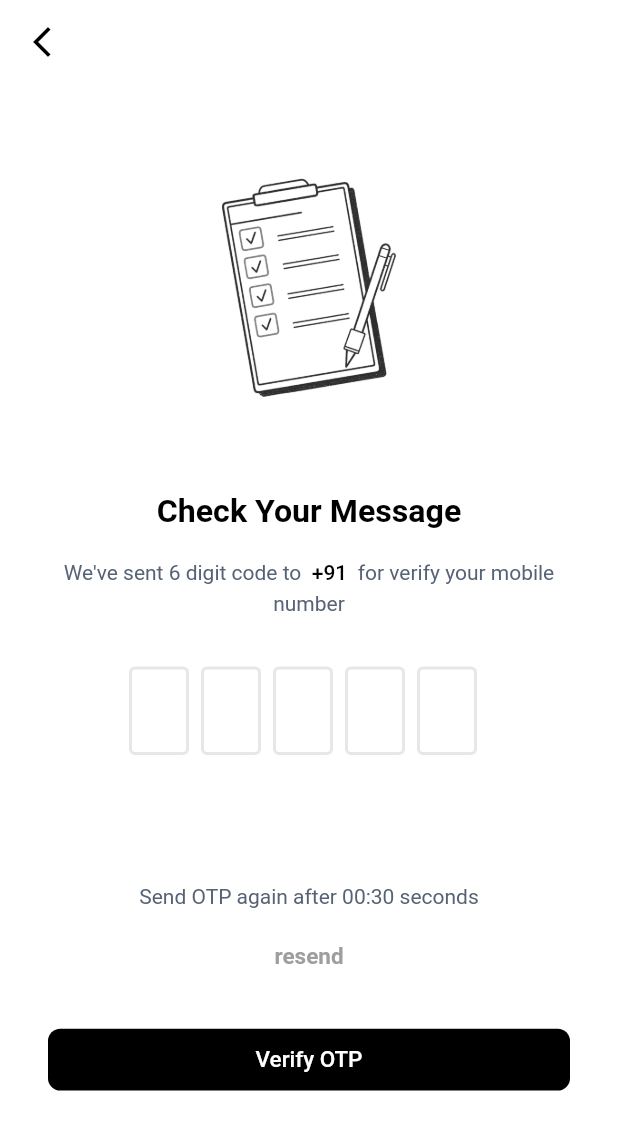
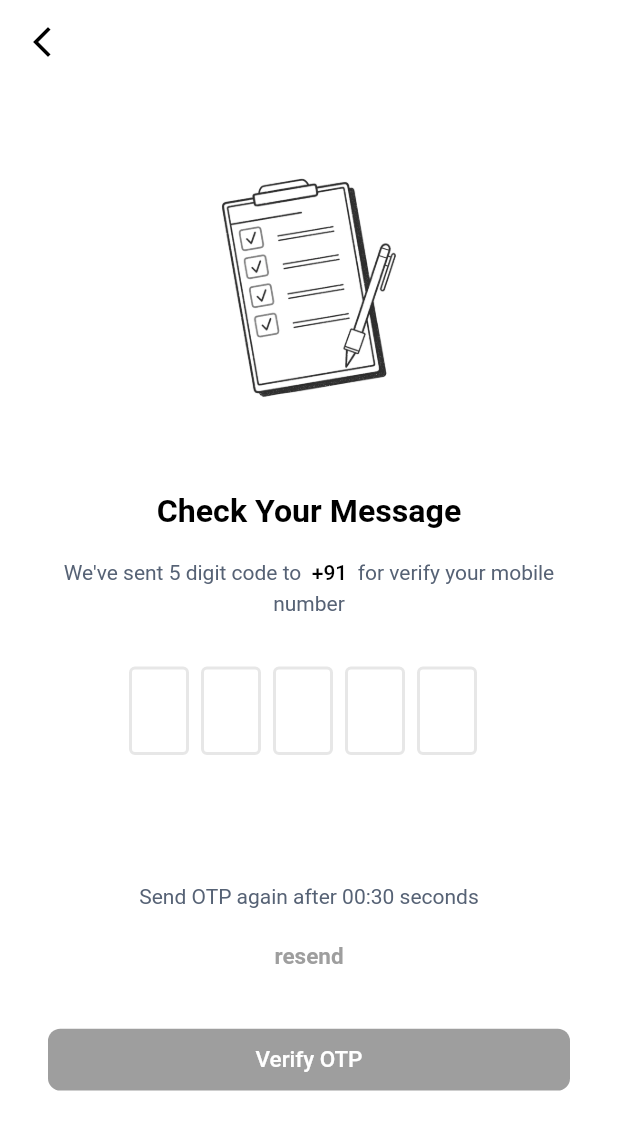
Before and after one commit to aninarafath6/arnhss, a Flutter app: the OtpVerificationView screen opened by its route, on a phone screen of 412 x 824 dp. Shown: the top 1130 px of the screen. Run offline on Flutter 3.47's test engine with Material 2 defaults, Android fonts, the phone set to English and light mode, and no system bars; drawn by our look-alikes of flutter_otp_text_field; our stand-ins replace flutter_keyboard_visibility.

Commit message:
otp ui bugs

```diff
--- a/arnhss-app/lib/features/authentication/otp_verification/views/otp_verify_view.dart
+++ b/arnhss-app/lib/features/authentication/otp_verification/views/otp_verify_view.dart
@@ -15,7 +15,13 @@ class OtpVerificationView extends StatelessWidget {
   @override
   Widget build(BuildContext context) {
     return Scaffold(
-      appBar: customAppBar(context, title: ""),
+      appBar: customAppBar(
+        context,
+        title: "",
+        onBack: () => {
+          context.read<VerifyOtpViewModel>().setOtp = null,
+        },
+      ),
       body: Padding(
         padding: const EdgeInsets.symmetric(horizontal: 24.0),
         child: ListView(
@@ -29,10 +35,7 @@ class OtpVerificationView extends StatelessWidget {
             context.spacing(height: 10),
             const ResendOtpSection(),
             context.spacing(height: 2),
-            CustomButton(
-              label: "Verify OTP",
-              onTap: () => context.read<VerifyOtpViewModel>().verifyOtp,
-            ),
+            const _VerifyOtpActionButton(),
             context.spacing(height: 8),
           ],
         ),
@@ -40,3 +43,18 @@ class OtpVerificationView extends StatelessWidget {
     );
   }
 }
+
+class _VerifyOtpActionButton extends StatelessWidget {
+  const _VerifyOtpActionButton({
+    Key? key,
+  }) : super(key: key);
+
+  @override
+  Widget build(BuildContext context) {
+    return CustomButton(
+      label: "Verify OTP",
+      isDisabled: context.watch<VerifyOtpViewModel>().otp == null,
+      onTap: context.read<VerifyOtpViewModel>().verifyOtp,
+    );
+  }
+}
--- a/arnhss-app/lib/features/authentication/otp_verification/widgets/otp_input.dart
+++ b/arnhss-app/lib/features/authentication/otp_verification/widgets/otp_input.dart
@@ -44,7 +44,6 @@ class _OtpInputState extends State<OtpInput> {
   Widget build(BuildContext context) {
     return OtpTextField(
       focusedBorderColor: CustomColors.dark,
-
       keyboardType: TextInputType.number,
       numberOfFields: 5,
       //set to true to show as box or false to show as dash
@@ -52,11 +51,12 @@ class _OtpInputState extends State<OtpInput> {
       // margin: const EdgeInsets.only(right: 15),
       autoFocus: false,
       //runs when a code is typed in
+      clearText: true,
       onCodeChanged: (String code) {
         //handle validation or checks here
       },
       //runs when every textfield is filled
-      onSubmit: context.read<VerifyOtpViewModel>().verifyOtp
+      onSubmit: (otp) => context.read<VerifyOtpViewModel>().setOtp = otp,
     );
   }
 }
--- a/arnhss-app/lib/features/authentication/otp_verification/widgets/resend_otp_section.dart
+++ b/arnhss-app/lib/features/authentication/otp_verification/widgets/resend_otp_section.dart
@@ -15,8 +15,7 @@ class ResendOtpSection extends StatelessWidget {
 
   @override
   Widget build(BuildContext context) {
-    return Flexible(
-      child: Column(
+    return Column(
       children: [
         Text(
           "Send OTP again after 00:${context.watch<VerifyOtpViewModel>().balanceTime} seconds",
@@ -25,12 +24,19 @@ class ResendOtpSection extends StatelessWidget {
         ),
         context.spacing(height: .8),
         Padding(
-            padding: EdgeInsets.symmetric(horizontal: context.getWidth(25)),
+          padding: EdgeInsets.symmetric(
+            horizontal: context.getWidth(25),
+          ),
           child: CustomButton(
             onTap: () => context.read<VerifyOtpViewModel>().balanceTime == 0
-                  ? context.read<LoginViewModel>().getOtp(context, reGet: true)
-                  : customSnackBar(context,
-                      "Please wait for ${context.read<VerifyOtpViewModel>().balanceTime} seconds"),
+                ? context.read<LoginViewModel>().getOtp(
+                      context,
+                      reGet: true,
+                    )
+                : customSnackBar(
+                    context,
+                    "Please wait for ${context.read<VerifyOtpViewModel>().balanceTime} seconds",
+                  ),
             label: "resend",
             textColor: context.watch<VerifyOtpViewModel>().resendAvailable
                 ? CustomColors.dark
@@ -42,7 +48,6 @@ class ResendOtpSection extends StatelessWidget {
           ),
         ),
       ],
-      ),
     );
   }
 }
--- a/arnhss-app/lib/features/authentication/otp_verification/widgets/verification_banner.dart
+++ b/arnhss-app/lib/features/authentication/otp_verification/widgets/verification_banner.dart
@@ -3,7 +3,6 @@ import 'package:arnhss/common/constants/image_constant.dart';
 import 'package:arnhss/common/theme/text_theme.dart';
 import 'package:arnhss/features/authentication/view_model/country_view_model.dart';
 import 'package:arnhss/features/authentication/view_model/login_view_model.dart';
-import 'package:arnhss/features/authentication/view_model/verify_otp_view_model.dart';
 import 'package:arnhss/utils/dimensions.dart';
 import 'package:flutter/material.dart';
 import 'package:provider/provider.dart';
@@ -32,7 +31,7 @@ class VerificationBanner extends StatelessWidget {
           text: TextSpan(
             children: [
               TextSpan(
-                text: "We've sent 6 digit code to ",
+                text: "We've sent 5 digit code to ",
                 style: CustomTextTheme(context: context).paragraph(),
               ),
               TextSpan(
--- a/arnhss-app/lib/features/authentication/view_model/login_view_model.dart
+++ b/arnhss-app/lib/features/authentication/view_model/login_view_model.dart
@@ -7,6 +7,7 @@ class LoginViewModel with ChangeNotifier {
   final TextEditingController _mobileNumberController = TextEditingController();
   final ScrollController _scrollController = ScrollController();
   final FocusNode _myFocusNode = FocusNode();
+
 
   TextEditingController get mobileNumberController => _mobileNumberController;
   ScrollController get scrollController => _scrollController;
--- a/arnhss-app/lib/features/authentication/view_model/verify_otp_view_model.dart
+++ b/arnhss-app/lib/features/authentication/view_model/verify_otp_view_model.dart
@@ -6,12 +6,19 @@ class VerifyOtpViewModel extends ChangeNotifier {
   int _balanceTime = 30;
   bool _isFirstReq = true;
   final ScrollController _otpScrollController = ScrollController();
+  String? _otp;
 
+  // getters
   int get balanceTime => _balanceTime;
   bool get resendAvailable => _balanceTime == 0 ? true : false;
   bool get isFirstReq => _isFirstReq;
   ScrollController get otpScrollController => _otpScrollController;
+  String? get otp => _otp;
 
+//setters
+  set setOtp(String? otp) => (_otp = otp);
+
+  // functions
 // reset the timer
   void resetTimer() {
     _balanceTime = 60;
@@ -32,7 +39,8 @@ class VerifyOtpViewModel extends ChangeNotifier {
     });
   }
 
-  void verifyOtp(String code) {
-    debugPrint("verify otp with ");
+// validate the otp by api
+  void verifyOtp() {
+    print("verify otp with $_otp ");
   }
 }
--- a/arnhss-app/lib/features/widgets/custom_app_bar.dart
+++ b/arnhss-app/lib/features/widgets/custom_app_bar.dart
@@ -3,8 +3,12 @@ import 'package:arnhss/common/constants/color_constants.dart';
 import 'package:arnhss/utils/dimensions.dart';
 import 'package:flutter/material.dart';
 
-AppBar customAppBar(BuildContext context,
-    {required String title, FocusNode? focus}) {
+AppBar customAppBar(
+  BuildContext context, {
+  required String title,
+  FocusNode? focus,
+  Function()? onBack,
+}) {
   return AppBar(
     backgroundColor: Colors.transparent,
     centerTitle: true,
@@ -17,6 +21,7 @@ AppBar customAppBar(BuildContext context,
         } else {
           Navigator.pop(context);
         }
+        onBack?.call();
       },
       icon: const Icon(
         Icons.arrow_back_ios_new,
--- a/arnhss-app/lib/features/widgets/custom_button.dart
+++ b/arnhss-app/lib/features/widgets/custom_button.dart
@@ -13,6 +13,8 @@ class CustomButton extends StatelessWidget {
     this.fontSize = 15,
     this.label = "Get Started",
     this.fontWeight = FontWeight.w500,
+    this.isDisabled = false,
+    this.nonActiveColor = CustomColors.light,
   }) : super(key: key);
 
   final Color color;
@@ -23,6 +25,8 @@ class CustomButton extends StatelessWidget {
   final double fontSize;
   final FontWeight fontWeight;
   final double height;
+  final bool isDisabled;
+  final Color nonActiveColor;
 
   @override
   Widget build(BuildContext context) {
@@ -33,12 +37,12 @@ class CustomButton extends StatelessWidget {
           overlayColor:
               MaterialStateColor.resolveWith((states) => color.withOpacity(.1)),
         ),
-        onPressed: onTap,
+        onPressed: isDisabled ? null : onTap,
         child: Container(
           width: context.getWidth(width),
           height: context.getHeight(height),
           decoration: BoxDecoration(
-            color: color,
+            color: isDisabled ? nonActiveColor : color,
             borderRadius: BorderRadius.circular(
               context.getHeight(1),
             ),
--- a/arnhss-app/lib/utils/scroll.util.dart
+++ b/arnhss-app/lib/utils/scroll.util.dart
@@ -1,7 +1,7 @@
 import 'package:flutter/material.dart';
 
 class ScrollUtil {
-  scroll({required ScrollController controller, pos = 7}) {
+  scroll({required ScrollController controller, pos = 6}) {
     final contentSize = controller.position.viewportDimension +
         controller.position.maxScrollExtent;
     controller.position.animateTo(
```
Also changed, not shown: arnhss-app/lib/features/authentication/login/widgets/input_box.dart (+4 -4 lines). Lines whose indentation alone changed are shown as unchanged.
